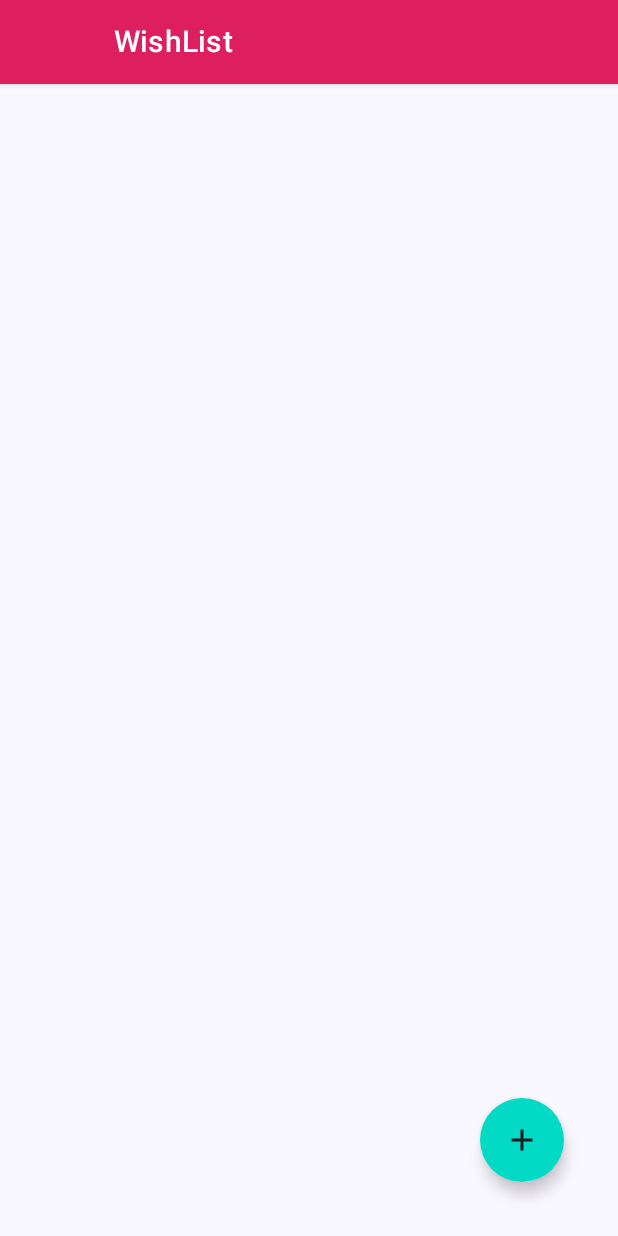
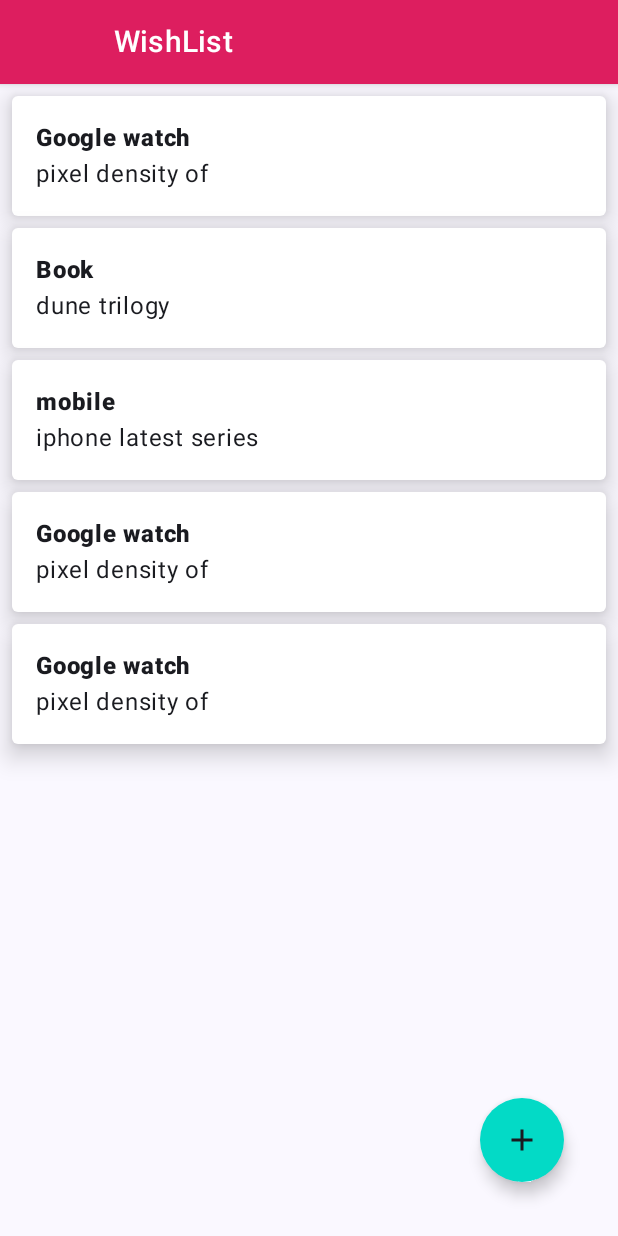
Before and after one commit to nagmabano/wishlist-app, an Android app built with Jetpack Compose: the screen it shows after launch (MainActivity), on a phone screen of 412 x 824 dp. Run offline under Robolectric (Android 15) with nearby library versions, the phone set to English and light mode, and no system bars.

Commit message:
displayed dummy data

```diff
--- a/app/src/main/java/com/nagma/mywishlistapp/HomeView.kt
+++ b/app/src/main/java/com/nagma/mywishlistapp/HomeView.kt
@@ -6,6 +6,7 @@ import androidx.compose.foundation.layout.Column
 import androidx.compose.foundation.layout.fillMaxSize
 import androidx.compose.foundation.layout.padding
 import androidx.compose.foundation.lazy.LazyColumn
+import androidx.compose.foundation.lazy.items
 import androidx.compose.material.Colors
 import androidx.compose.material.FloatingActionButton
 import androidx.compose.material.icons.Icons
@@ -22,7 +23,9 @@ import androidx.compose.ui.Modifier
 import androidx.compose.ui.graphics.Color
 import androidx.compose.ui.platform.LocalContext
 import androidx.compose.ui.text.font.FontWeight
+import androidx.compose.ui.tooling.preview.Preview
 import androidx.compose.ui.unit.dp
+import com.nagma.mywishlistapp.data.DummyWish
 import com.nagma.mywishlistapp.data.Wish
 
 @OptIn(ExperimentalMaterial3Api::class)
@@ -48,6 +51,11 @@ fun HomeView() {
         LazyColumn(modifier = Modifier
             .fillMaxSize()
             .padding(it)) {
+            items(DummyWish.wishList) {
+                wish -> WishItem(wish = wish) {
+
+              }
+            }
 
         }
 
@@ -75,3 +83,10 @@ fun WishItem(wish: Wish, onClick: () -> Unit) {
     }
 
 }
+
+//@Preview(showBackground = true)
+//@Composable
+//fun WishItemPreview() {
+//    val wish = Wish(10, "title", "description")
+//    WishItem( wish = wish, {})
+//}
--- a/app/src/main/java/com/nagma/mywishlistapp/data/Wish.kt
+++ b/app/src/main/java/com/nagma/mywishlistapp/data/Wish.kt
@@ -5,3 +5,13 @@ data class Wish(
     val title: String = "",
     val description: String = ""
 )
+
+object DummyWish {
+    val wishList = listOf<Wish>(
+        Wish(title = "Google watch", description = "pixel density of"),
+        Wish(title = "Book", description = "dune trilogy"),
+        Wish(title = "mobile", description = "iphone latest series"),
+        Wish(title = "Google watch", description = "pixel density of"),
+        Wish(title = "Google watch", description = "pixel density of"),
+    )
+}
```
Also changed, not shown: app/src/main/java/com/nagma/mywishlistapp/MainActivity.kt (+2 -12 lines).
